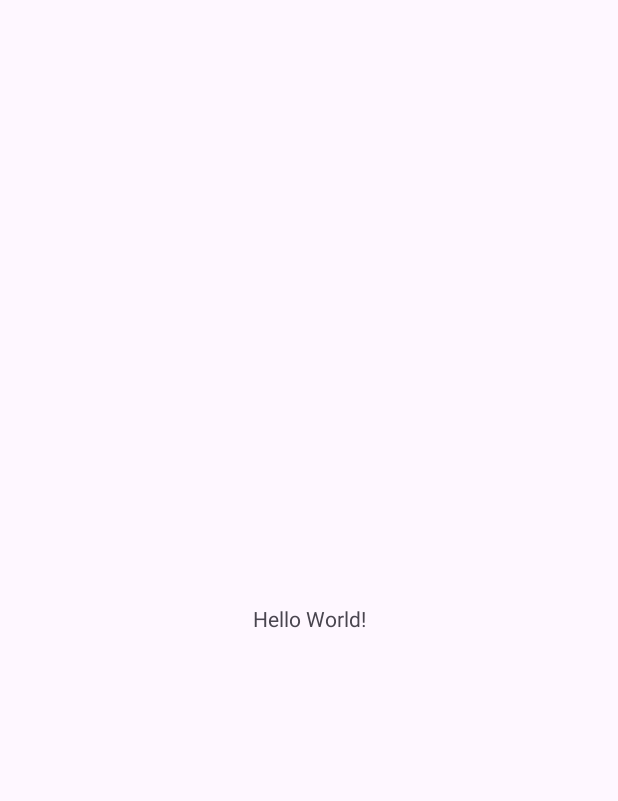
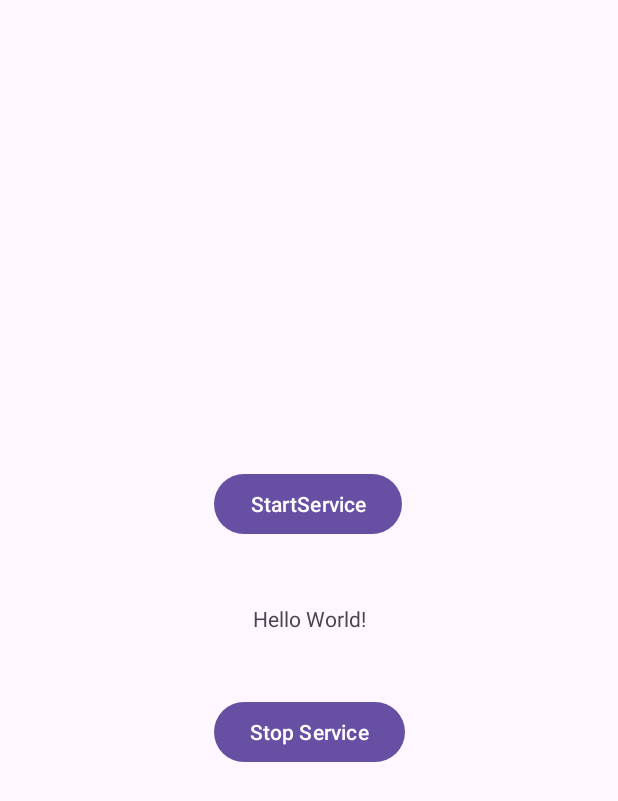
Before and after one commit to pmatsinopoulos/MediaPlayer3Tutorial, an Android app: the screen it shows after launch (MainActivity), on a phone screen of 412 x 824 dp. Before the commit the part shown is almost empty. Shown: the top 801 px of the screen. Run offline under Robolectric (Android 15) with nearby library versions, the phone set to English and light mode, and no system bars; 1 statement that could not run was skipped.

Commit message:
Add two buttons and demonstrate how to create and manage a Service

```diff
--- a/app/build.gradle
+++ b/app/build.gradle
@@ -30,6 +30,10 @@ android {
     kotlinOptions {
         jvmTarget = '1.8'
     }
+
+    buildFeatures {
+        viewBinding = true
+    }
 }
 
 dependencies {
--- a/app/src/main/AndroidManifest.xml
+++ b/app/src/main/AndroidManifest.xml
@@ -21,6 +21,9 @@
                 <category android:name="android.intent.category.LAUNCHER" />
             </intent-filter>
         </activity>
+
+        <service
+            android:name="com.mixlr.panos.mediaplayer3tutorial.FantasticService" />
     </application>
 
 </manifest>
--- a/app/src/main/java/com/mixlr/panos/mediaplayer3tutorial/MainActivity.kt
+++ b/app/src/main/java/com/mixlr/panos/mediaplayer3tutorial/MainActivity.kt
@@ -1,11 +1,37 @@
 package com.mixlr.panos.mediaplayer3tutorial
 
+import android.content.Intent
+import androidx.media3.session.MediaSession
 import androidx.appcompat.app.AppCompatActivity
 import android.os.Bundle
+import androidx.media3.exoplayer.ExoPlayer
+import com.mixlr.panos.mediaplayer3tutorial.databinding.ActivityMainBinding
 
 class MainActivity : AppCompatActivity() {
+    companion object {
+        const val logTag = "MediaPlayer3Tutorial"
+    }
+
+    private lateinit var player: ExoPlayer
+    private lateinit var session: MediaSession
+    private lateinit var binding: ActivityMainBinding
+    private lateinit var intent: Intent
+
     override fun onCreate(savedInstanceState: Bundle?) {
         super.onCreate(savedInstanceState)
-        setContentView(R.layout.activity_main)
+        binding = ActivityMainBinding.inflate(layoutInflater)
+        setContentView(binding.root)
+
+        player = ExoPlayer.Builder(this).build()
+        session = MediaSession.Builder(this, player).build()
+
+        binding.btnStartService.setOnClickListener {
+            intent = Intent(this, FantasticService::class.java).also { intent ->
+                startService(intent)
+            }
+        }
+        binding.btnStopService.setOnClickListener {
+            stopService(intent)
+        }
     }
 }
--- a/app/src/main/res/layout/activity_main.xml
+++ b/app/src/main/res/layout/activity_main.xml
@@ -7,6 +7,7 @@
     tools:context=".MainActivity">
 
     <TextView
+        android:id="@+id/textView"
         android:layout_width="wrap_content"
         android:layout_height="wrap_content"
         android:text="Hello World!"
@@ -15,4 +16,28 @@
         app:layout_constraintStart_toStartOf="parent"
         app:layout_constraintTop_toTopOf="parent" />
 
+    <Button
+        android:id="@+id/btnStartService"
+        android:layout_width="wrap_content"
+        android:layout_height="wrap_content"
+        android:text="StartService"
+        app:layout_constraintBottom_toBottomOf="parent"
+        app:layout_constraintEnd_toEndOf="parent"
+        app:layout_constraintHorizontal_bias="0.498"
+        app:layout_constraintStart_toStartOf="parent"
+        app:layout_constraintTop_toTopOf="parent"
+        app:layout_constraintVertical_bias="0.402" />
+
+    <Button
+        android:id="@+id/btnStopService"
+        android:layout_width="wrap_content"
+        android:layout_height="wrap_content"
+        android:text="Stop Service"
+        app:layout_constraintBottom_toBottomOf="parent"
+        app:layout_constraintEnd_toEndOf="parent"
+        app:layout_constraintHorizontal_bias="0.501"
+        app:layout_constraintStart_toStartOf="parent"
+        app:layout_constraintTop_toTopOf="@+id/btnStartService"
+        app:layout_constraintVertical_bias="0.328" />
+
 </androidx.constraintlayout.widget.ConstraintLayout>
```
Also changed, not shown: app/src/main/java/com/mixlr/panos/mediaplayer3tutorial/FantasticService.kt (added, +30 -0 lines).
